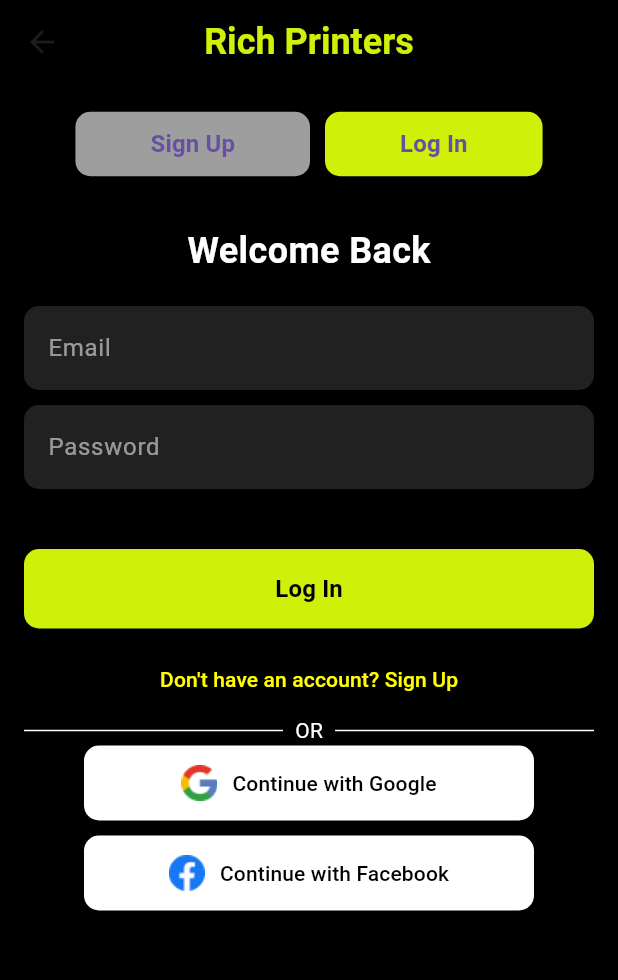
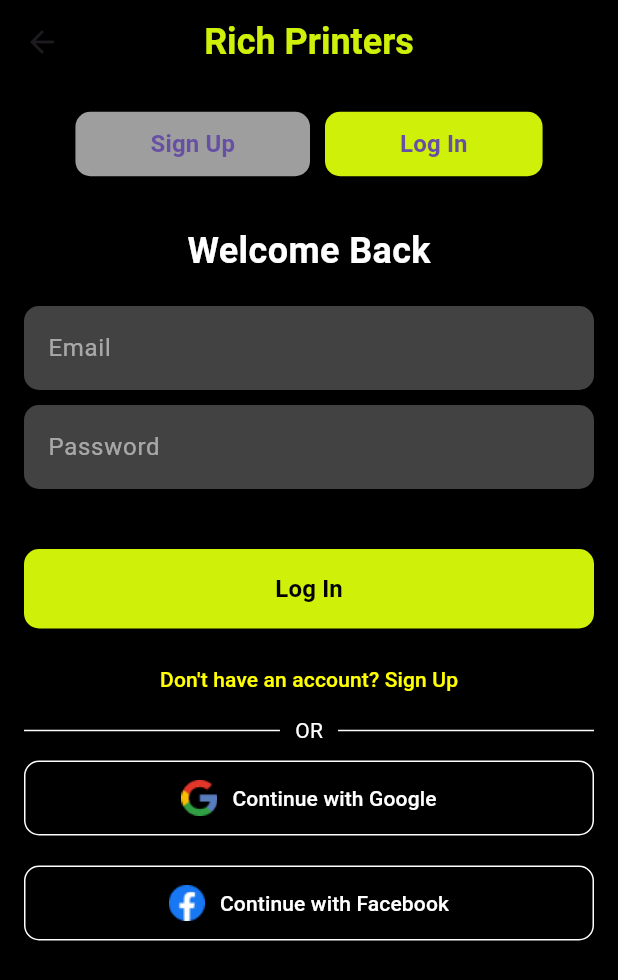
Before and after one commit to Siva1232003/freelaunce, a Flutter app: the SignInSignUpPage screen opened by its route, after a tap on "Continue with Google", on a phone screen of 412 x 824 dp. Shown: the top 980 px of the screen. Run offline on Flutter 3.47's test engine with Material 3 defaults, Android fonts, the phone set to English and light mode, and no system bars; our stand-ins replace firebase_auth, firebase_core, google_sign_in; accounts and stored records are empty.

Commit message:
Your commit message here

```diff
--- a/lib/auth_page.dart
+++ b/lib/auth_page.dart
@@ -1,4 +1,5 @@
 import 'package:flutter/material.dart';
+import 'package:google_sign_in/google_sign_in.dart';
 import 'package:firebase_auth/firebase_auth.dart';
 
 class SignInSignUpPage extends StatefulWidget {
@@ -12,9 +13,10 @@ class _SignInSignUpPageState extends State<SignInSignUpPage> {
   final TextEditingController _emailController = TextEditingController();
   final TextEditingController _passwordController = TextEditingController();
   final TextEditingController _nameController = TextEditingController();
-  final TextEditingController _confirmPasswordController = TextEditingController();
+  final TextEditingController _confirmPasswordController =
+      TextEditingController();
 
-  void _showAlert(String message) {
+  void _showAlert(String message, {bool navigateToHome = false}) {
     showDialog(
       context: context,
       builder: (context) => AlertDialog(
@@ -24,11 +26,8 @@ class _SignInSignUpPageState extends State<SignInSignUpPage> {
           TextButton(
             onPressed: () {
               Navigator.of(context).pop();
-              // Redirect to the login page after alert
-              if (isSignIn) {
+              if (navigateToHome) {
                 Navigator.pushReplacementNamed(context, '/home');
-              } else {
-                Navigator.pop(context); // Close alert and remain on Sign Up page
               }
             },
             child: Text('OK', style: TextStyle(color: Colors.black)),
@@ -44,8 +43,7 @@ class _SignInSignUpPageState extends State<SignInSignUpPage> {
         email: _emailController.text.trim(),
         password: _passwordController.text.trim(),
       );
-      _showAlert("Successfully signed in!");
-      Navigator.pushReplacementNamed(context, '/home'); // Navigate to home page
+      _showAlert("Successfully signed in!", navigateToHome: true);
     } on FirebaseAuthException catch (e) {
       _showAlert("Failed to sign in: ${e.message}");
     } catch (e) {
@@ -54,16 +52,18 @@ class _SignInSignUpPageState extends State<SignInSignUpPage> {
   }
 
   Future<void> _signUp() async {
-    try {
-      if (_passwordController.text.trim() != _confirmPasswordController.text.trim()) {
+    if (_passwordController.text.trim() !=
+        _confirmPasswordController.text.trim()) {
       _showAlert("Passwords do not match.");
       return;
     }
+    try {
       await _auth.createUserWithEmailAndPassword(
         email: _emailController.text.trim(),
         password: _passwordController.text.trim(),
       );
-      _showAlert("Account created successfully!");
+      _showAlert("Account created successfully! Please log in.");
+      setState(() => isSignIn = true); // Switch to the sign-in view
     } on FirebaseAuthException catch (e) {
       _showAlert("Failed to create account: ${e.message}");
     } catch (e) {
@@ -71,11 +71,29 @@ class _SignInSignUpPageState extends State<SignInSignUpPage> {
     }
   }
 
+  Future<void> _signInWithGoogle() async {
+    try {
+      final GoogleSignIn googleSignIn = GoogleSignIn();
+      final GoogleSignInAccount? googleUser = await googleSignIn.signIn();
+      if (googleUser != null) {
+        final GoogleSignInAuthentication googleAuth =
+            await googleUser.authentication;
+        final AuthCredential credential = GoogleAuthProvider.credential(
+          accessToken: googleAuth.accessToken,
+          idToken: googleAuth.idToken,
+        );
+        await _auth.signInWithCredential(credential);
+        Navigator.pushReplacementNamed(context, '/home');
+      }
+    } catch (e) {
+      _showAlert("Error logging in with Google: $e");
+    }
+  }
+
   @override
   Widget build(BuildContext context) {
     return Scaffold(
       backgroundColor: Colors.black,
-      resizeToAvoidBottomInset: true,
       appBar: AppBar(
         title: Text(
           "Rich Printers",
@@ -101,37 +119,33 @@ class _SignInSignUpPageState extends State<SignInSignUpPage> {
                   ElevatedButton(
                     onPressed: () => setState(() => isSignIn = false),
                     style: ElevatedButton.styleFrom(
-                      backgroundColor: isSignIn ? Colors.grey : Color(0xFFCFF008),
-                      padding: EdgeInsets.symmetric(horizontal: 50, vertical: 10),
+                      backgroundColor:
+                          isSignIn ? Colors.grey : Color(0xFFCFF008),
+                      padding:
+                          EdgeInsets.symmetric(horizontal: 50, vertical: 10),
                       shape: RoundedRectangleBorder(
                         borderRadius: BorderRadius.circular(10),
                       ),
                     ),
-                    child: Text(
-                      "Sign Up",
+                    child: Text("Sign Up",
                         style: TextStyle(
-                        fontSize: 16,
-                        fontWeight: FontWeight.w600,
-                      ),
-                    ),
+                            fontSize: 16, fontWeight: FontWeight.w600)),
                   ),
                   SizedBox(width: 10),
                   ElevatedButton(
                     onPressed: () => setState(() => isSignIn = true),
                     style: ElevatedButton.styleFrom(
-                      backgroundColor: isSignIn ? Color(0xFFCFF008) : Colors.grey,
-                      padding: EdgeInsets.symmetric(horizontal: 50, vertical: 10),
+                      backgroundColor:
+                          isSignIn ? Color(0xFFCFF008) : Colors.grey,
+                      padding:
+                          EdgeInsets.symmetric(horizontal: 50, vertical: 10),
                       shape: RoundedRectangleBorder(
                         borderRadius: BorderRadius.circular(10),
                       ),
                     ),
-                    child: Text(
-                      "Log In",
+                    child: Text("Log In",
                         style: TextStyle(
-                        fontSize: 16,
-                        fontWeight: FontWeight.w600,
-                      ),
-                    ),
+                            fontSize: 16, fontWeight: FontWeight.w600)),
                   ),
                 ],
               ),
@@ -141,18 +155,23 @@ class _SignInSignUpPageState extends State<SignInSignUpPage> {
                 style: TextStyle(
                     fontSize: 24,
                     fontWeight: FontWeight.w600,
-                  color: Colors.white,
-                ),
+                    color: Colors.white),
               ),
               SizedBox(height: 20),
               isSignIn
-                  ? SignInForm(_emailController, _passwordController, _signIn)
+                  ? SignInForm(
+                      emailController: _emailController,
+                      passwordController: _passwordController,
+                      signIn: _signIn,
+                      signInWithGoogle: _signInWithGoogle,
+                    )
                   : SignUpForm(
-                      _nameController,
-                      _emailController,
-                      _passwordController,
-                      _confirmPasswordController,
-                      _signUp,
+                      nameController: _nameController,
+                      emailController: _emailController,
+                      passwordController: _passwordController,
+                      confirmPasswordController: _confirmPasswordController,
+                      signUp: _signUp,
+                      signInWithGoogle: _signInWithGoogle,
                     ),
             ],
           ),
@@ -166,8 +185,14 @@ class SignInForm extends StatelessWidget {
   final TextEditingController emailController;
   final TextEditingController passwordController;
   final Function signIn;
+  final Function signInWithGoogle;
 
-  SignInForm(this.emailController, this.passwordController, this.signIn);
+  SignInForm({
+    required this.emailController,
+    required this.passwordController,
+    required this.signIn,
+    required this.signInWithGoogle,
+  });
 
   @override
   Widget build(BuildContext context) {
@@ -190,16 +215,13 @@ class SignInForm extends StatelessWidget {
           child: Text(
             "Log In",
             style: TextStyle(
-              fontSize: 16,
-              fontWeight: FontWeight.w600,
-              color: Colors.black,
-            ),
+                fontSize: 16, fontWeight: FontWeight.w600, color: Colors.black),
           ),
         ),
         SizedBox(height: 10),
         TextButton(
           onPressed: () {
-            // Navigate to sign up page if necessary
+            // Navigate to sign up if not already there
           },
           child: Text(
             "Don't have an account? Sign Up",
@@ -207,13 +229,16 @@ class SignInForm extends StatelessWidget {
           ),
         ),
         DividerWithText(text: "OR"),
-        SocialButtons(),
+        SizedBox(height: 10),
+        SocialButtons(signInWithGoogle: signInWithGoogle),
       ],
     );
   }
 
-  Widget _buildLabeledField(String label, TextEditingController controller, bool obscureText) {
-    return RoundedTextField(controller: controller, hintText: label, obscureText: obscureText);
+  Widget _buildLabeledField(
+      String label, TextEditingController controller, bool obscureText) {
+    return RoundedTextField(
+        controller: controller, hintText: label, obscureText: obscureText);
   }
 }
 
@@ -223,8 +248,16 @@ class SignUpForm extends StatelessWidget {
   final TextEditingController passwordController;
   final TextEditingController confirmPasswordController;
   final Function signUp;
+  final Function signInWithGoogle;
 
-  SignUpForm(this.nameController, this.emailController, this.passwordController, this.confirmPasswordController, this.signUp);
+  SignUpForm({
+    required this.nameController,
+    required this.emailController,
+    required this.passwordController,
+    required this.confirmPasswordController,
+    required this.signUp,
+    required this.signInWithGoogle,
+  });
 
   @override
   Widget build(BuildContext context) {
@@ -238,7 +271,7 @@ class SignUpForm extends StatelessWidget {
         _buildLabeledField("Password", passwordController, true),
         SizedBox(height: 10),
         _buildLabeledField("Confirm Password", confirmPasswordController, true),
-        SizedBox(height: 20),
+        SizedBox(height: 40),
         ElevatedButton(
           onPressed: () => signUp(),
           style: ElevatedButton.styleFrom(
@@ -251,67 +284,36 @@ class SignUpForm extends StatelessWidget {
           child: Text(
             "Sign Up",
             style: TextStyle(
-              fontSize: 16,
-              fontWeight: FontWeight.w600,
-              color: Colors.black,
-            ),
+                fontSize: 16, fontWeight: FontWeight.w600, color: Colors.black),
           ),
         ),
         SizedBox(height: 10),
         DividerWithText(text: "OR"),
-        SocialButtons(),
+        SizedBox(height: 10),
+        SocialButtons(signInWithGoogle: signInWithGoogle),
       ],
     );
   }
 
-  Widget _buildLabeledField(String label, TextEditingController controller, bool obscureText) {
-    return RoundedTextField(controller: controller, hintText: label, obscureText: obscureText);
-  }
-}
-
-class RoundedTextField extends StatelessWidget {
-  final TextEditingController controller;
-  final String hintText;
-  final bool obscureText;
-
-  const RoundedTextField({
-    required this.controller,
-    required this.hintText,
-    required this.obscureText,
-  });
-
-  @override
-  Widget build(BuildContext context) {
-    return TextField(
-      controller: controller,
-      obscureText: obscureText,
-      decoration: InputDecoration(
-        hintText: hintText,
-        filled: true,
-        fillColor: Colors.grey[900],
-        border: OutlineInputBorder(
-          borderRadius: BorderRadius.circular(10),
-          borderSide: BorderSide.none,
-        ),
-        hintStyle: TextStyle(color: Colors.white54),
-      ),
-      style: TextStyle(color: Colors.white),
-    );
+  Widget _buildLabeledField(
+      String label, TextEditingController controller, bool obscureText) {
+    return RoundedTextField(
+        controller: controller, hintText: label, obscureText: obscureText);
   }
 }
 
 class DividerWithText extends StatelessWidget {
   final String text;
 
-  const DividerWithText({required this.text});
+  const DividerWithText({Key? key, required this.text}) : super(key: key);
 
   @override
   Widget build(BuildContext context) {
     return Row(
-      children: <Widget>[
+      children: [
         Expanded(child: Divider(color: Colors.white)),
         Padding(
-          padding: const EdgeInsets.symmetric(horizontal: 8.0),
+          padding: const EdgeInsets.symmetric(horizontal: 10.0),
           child: Text(
             text,
             style: TextStyle(color: Colors.white),
@@ -324,81 +326,68 @@ class DividerWithText extends StatelessWidget {
 }
 
 class SocialButtons extends StatelessWidget {
+  final Function signInWithGoogle;
+
+  const SocialButtons({Key? key, required this.signInWithGoogle}) : super(key: key);
+
   @override
   Widget build(BuildContext context) {
-    return Column( // Change to Column to stack buttons
+    return Column(
       children: [
-        // Google button
         ElevatedButton(
-          onPressed: () {
-
-
-
-
-
-
-            // Handle Google login
-          },
+          onPressed: () => signInWithGoogle(),
           style: ElevatedButton.styleFrom(
-            backgroundColor: Colors.white, // Button background color
-            foregroundColor: Colors.black, // Button text color
+            backgroundColor: const Color.fromARGB(255, 0, 0, 0),
+            side: BorderSide(color: Colors.white),
             shape: RoundedRectangleBorder(
               borderRadius: BorderRadius.circular(10),
             ),
-            padding: EdgeInsets.symmetric(vertical: 10), // Vertical padding
-            fixedSize: Size(300, 50), // Set a fixed size for the button
+            padding: EdgeInsets.symmetric(vertical: 10),
+            fixedSize: Size(400, 50),
           ),
           child: Row(
             mainAxisAlignment: MainAxisAlignment.center,
             children: [
-              SizedBox(
-                height: 24,
-                width: 24,
-                child: Image.asset(
+              Image.asset(
                 'assets/google_logo.png',
-                  fit: BoxFit.cover,
+                height: 24, // Adjust height as needed
+                width: 24,  // Adjust width as needed
               ),
+              SizedBox(width: 10), // Spacing between icon and text
+              Text(
+                "Continue with Google",
+                style: TextStyle(color: Colors.white),
               ),
-              SizedBox(width: 10),
-              Text("Continue with Google"),
             ],
           ),
         ),
-        SizedBox(height: 10),
-        // Facebook button
+        SizedBox(height: 20),
         ElevatedButton(
           onPressed: () {
-
-
-
-
-
-
-
-            // Handle Facebook login
+            // Implement Facebook sign-in here
           },
           style: ElevatedButton.styleFrom(
-            backgroundColor: Colors.white,
-            foregroundColor: Colors.black,
+            backgroundColor: const Color.fromARGB(255, 0, 0, 0),
+            side: BorderSide(color: Colors.white),
             shape: RoundedRectangleBorder(
               borderRadius: BorderRadius.circular(10),
             ),
             padding: EdgeInsets.symmetric(vertical: 10),
-            fixedSize: Size(300, 50),
+            fixedSize: Size(400, 50),
           ),
           child: Row(
             mainAxisAlignment: MainAxisAlignment.center,
             children: [
-              SizedBox(
-                height: 24, // Set fixed height for the icon
-                width: 24,  // Set fixed width for the icon
-                child: Image.asset(
-                  'assets/facebook_logo.png', // Path to your Facebook icon
-                  fit: BoxFit.cover, // Adjust to cover the size
+              Image.asset(
+                'assets/facebook_logo.png',
+                height: 24, // Adjust height as needed
+                width: 24,  // Adjust width as needed
               ),
+              SizedBox(width: 10), // Spacing between icon and text
+              Text(
+                "Continue with Facebook",
+                style: TextStyle(color: Colors.white),
               ),
-              SizedBox(width: 10), // Add space between icon and text
-              Text("Continue with Facebook"),
             ],
           ),
         ),
@@ -406,3 +395,36 @@ class SocialButtons extends StatelessWidget {
     );
   }
 }
+
+
+class RoundedTextField extends StatelessWidget {
+  final TextEditingController controller;
+  final String hintText;
+  final bool obscureText;
+
+  const RoundedTextField(
+      {Key? key,
+      required this.controller,
+      required this.hintText,
+      this.obscureText = false})
+      : super(key: key);
+
+  @override
+  Widget build(BuildContext context) {
+    return TextField(
+      controller: controller,
+      obscureText: obscureText,
+      style: TextStyle(color: Colors.white),
+      decoration: InputDecoration(
+        hintText: hintText,
+        hintStyle: TextStyle(color: Colors.white54),
+        filled: true,
+        fillColor: Colors.grey[800],
+        border: OutlineInputBorder(
+          borderRadius: BorderRadius.circular(10),
+          borderSide: BorderSide.none,
+        ),
+      ),
+    );
+  }
+}
--- a/pubspec.yaml
+++ b/pubspec.yaml
@@ -44,6 +44,8 @@ dev_dependencies:
   firebase_core: ^3.6.0  # Check for the latest version
   firebase_auth: any    # For authentication
   cloud_firestore: ^5.4.4    # For Firestore database
+  google_sign_in: ^6.1.2
+  flutter_facebook_auth: ^7.1.1
 
 
 
```
Also changed, not shown: pubspec.lock, 7 other files. Lines whose indentation alone changed are shown as unchanged.
